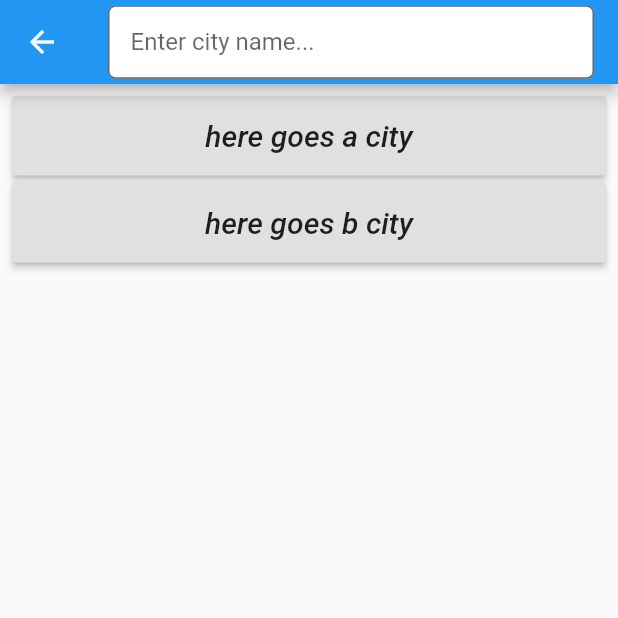
After one commit to great-timofey/simple_weather_app, a Flutter app: the screen it shows after launch, after a tap on the "add" icon, on a phone screen of 412 x 824 dp, the top half of it. The commit adds this screen. Run offline on Flutter 3.47's test engine with Material 2 defaults, Android fonts, the phone set to English and light mode, and no system bars; our stand-ins replace location, shared_preferences.

Commit message:
added add_city screen + small fixes

```diff
--- /dev/null
+++ b/lib/components/add_city_card.dart
@@ -0,0 +1,32 @@
+import 'package:flutter/material.dart';
+
+class AddCityCard extends StatelessWidget {
+  final String _name;
+  AddCityCard(this._name);
+
+  @override
+  Widget build(BuildContext context) {
+    return Row(
+      children: <Widget>[
+        Expanded(
+          child: Container(
+            margin: const EdgeInsets.only(bottom: 5.0),
+            child: RaisedButton(
+                onPressed: () {
+                  print(_name);
+                },
+                child: Padding(
+                    padding: const EdgeInsets.all(15.0),
+                    child: Text(
+                      'here goes $_name city',
+                      style: TextStyle(
+                        fontSize: 20.0,
+                        fontStyle: FontStyle.italic,
+                      ),
+                    ))),
+          ),
+        ),
+      ],
+    );
+  }
+}
--- a/lib/components/city_tile.dart
+++ b/lib/components/city_tile.dart
@@ -9,7 +9,7 @@ class CityTile extends StatelessWidget {
     return ExpansionTile(
       title: Container(
         child: Column(
-          children: [
+          children: <Widget>[
             Text(city.name,
                 style: TextStyle(fontSize: 35.0, fontWeight: FontWeight.w700)),
             Text(city.forecast.currentForecast,
--- /dev/null
+++ b/lib/scenes/add_city_scene.dart
@@ -0,0 +1,41 @@
+import 'package:flutter/material.dart';
+import 'package:simple_weather_app/components/add_city_card.dart';
+
+class AddCityScene extends StatefulWidget {
+  AddCityScene({Key key}) : super(key: key);
+
+  @override
+  _AddCitydSceneState createState() => _AddCitydSceneState();
+}
+
+class _AddCitydSceneState extends State<AddCityScene> {
+  List<String> _cities;
+
+  _renderCities(List<String> cities) =>
+      cities.map<Widget>((city) => AddCityCard(city)).toList();
+
+  @override
+  Widget build(BuildContext context) {
+    return Scaffold(
+      appBar: AppBar(
+        title: TextField(
+          decoration: InputDecoration(
+            filled: true,
+            fillColor: Colors.white,
+            border: OutlineInputBorder(
+              borderRadius: const BorderRadius.all(
+                const Radius.circular(5.0),
+              ),
+            ),
+            hintText: 'Enter city name...',
+            contentPadding: EdgeInsets.all(15.0),
+          ),
+        ),
+      ),
+      body: Padding(
+        padding: const EdgeInsets.all(8.0),
+        child: ListView(children: _renderCities(['a', 'b'])),
+      ),
+    );
+  }
+}
--- a/lib/scenes/home_scene.dart
+++ b/lib/scenes/home_scene.dart
@@ -1,17 +1,18 @@
 import 'dart:async';
+import 'dart:convert' show json;
 import 'package:flutter/material.dart';
+
+import 'package:location/location.dart';
+import 'package:http/http.dart' as http;
 import 'package:shared_preferences/shared_preferences.dart';
-import 'dart:convert' show json;
-import 'package:http/http.dart' as http;
 
 import 'package:simple_weather_app/models/models.dart';
+import 'package:simple_weather_app/utils/utils.dart';
+import 'package:simple_weather_app/scenes/add_city_scene.dart';
 import 'package:simple_weather_app/components/city_tile.dart';
-import 'package:simple_weather_app/utils/utils.dart';
-import 'package:location/location.dart';
 
 class HomeScene extends StatefulWidget {
-  final cities;
-  HomeScene({Key key, this.cities}) : super(key: key);
+  HomeScene({Key key}) : super(key: key);
 
   @override
   HomeSceneState createState() => HomeSceneState();
@@ -88,6 +89,8 @@ class HomeSceneState extends State<HomeScene> {
     if (_currentLocation != null) {
       await prefs.setString('SOMEWHERE', formatLocation());
     }
+    Navigator.push(
+        context, MaterialPageRoute(builder: (context) => AddCityScene()));
   }
 
   Widget build(BuildContext context) {
@@ -111,8 +114,8 @@ class HomeSceneState extends State<HomeScene> {
             }
           }),
       floatingActionButton: FloatingActionButton(
-        backgroundColor: Colors.blue,
         onPressed: onCityAdd,
+        child: Icon(Icons.add),
       ),
     );
   }
```
